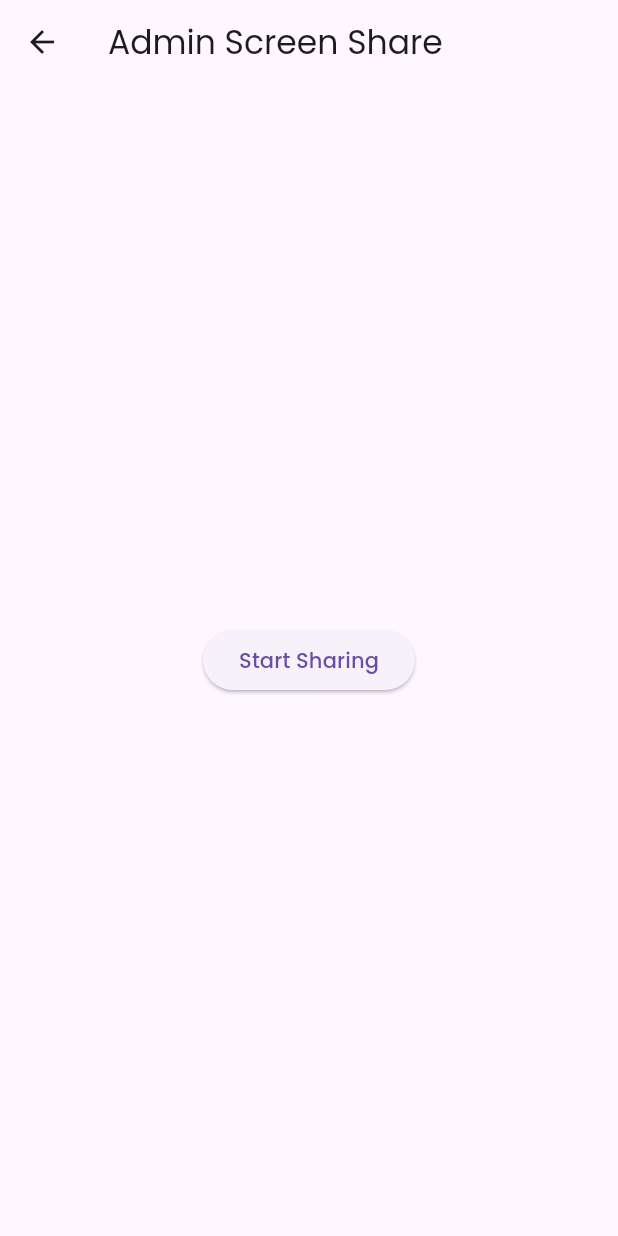
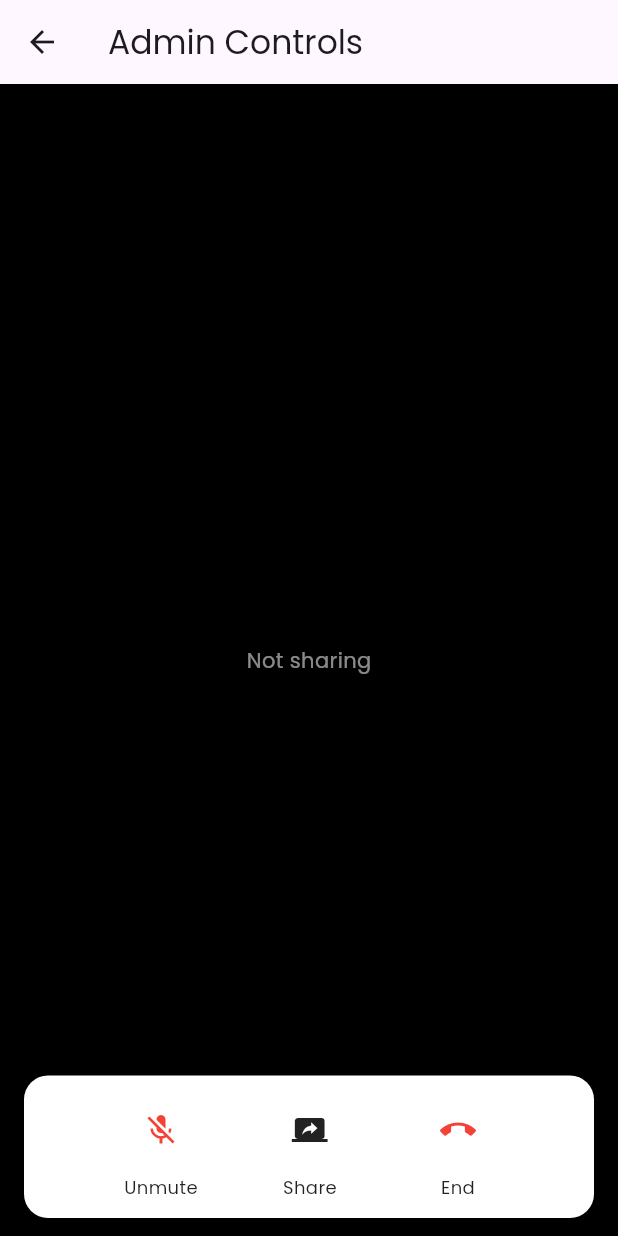
Before and after one commit to masoodblaze/viewmytrade, a Flutter app: the AdminScreenSharePage screen opened by its route, on a phone screen of 412 x 824 dp. Run offline on Flutter 3.47's test engine with Material 3 defaults, Android fonts, the phone set to English and light mode, and no system bars; our stand-ins replace cloud_firestore, firebase_auth, firebase_core, get, google_fonts; missing offline and left inert: flutter_webrtc; accounts and stored records are empty.

Commit message:
Added option to mute and unmute enhanced screenshare ui

```diff
--- a/lib/presentation/pages/admin_screen_share_page.dart
+++ b/lib/presentation/pages/admin_screen_share_page.dart
@@ -1,6 +1,6 @@
-
 import 'package:flutter/material.dart';
 import 'package:get/get.dart';
+import 'package:flutter_webrtc/flutter_webrtc.dart';
 import 'package:viewmytrade/presentation/controllers/screen_share_controller.dart';
 import '../../../data/signaling/signaling_service.dart';
 
@@ -14,47 +14,147 @@ class _AdminScreenSharePageState extends State<AdminScreenSharePage> {
   bool _isSharing = false;
   String? _error;
 
-  void _toggleScreenShare() async {
+  final _localPreview = RTCVideoRenderer();
+
+  @override
+  void initState() {
+    super.initState();
+    _localPreview.initialize();
+  }
+
+  @override
+  void dispose() {
+    _localPreview.dispose();
+    super.dispose();
+  }
+
+  Future<void> _toggleScreenShare() async {
+    try {
       if (_isSharing) {
         await _controller.stopScreenShare();
-      setState(() {
-        _isSharing = false;
+        setState(() => _isSharing = false);
+        _localPreview.srcObject = null;
+      } else {
+        await _controller.startScreenShare();
+        setState(() => _isSharing = true);
+      }
       _error = null;
-      });
-    } else {
-      try {
-        await _controller.startScreenShare();
-        setState(() {
-          _isSharing = true;
-          _error = null;
-        });
     } catch (e) {
-        print('❌ Failed to start screen share: \$e');
-        setState(() {
-          _error = '❌ Screen sharing failed. Check browser permissions.';
-        });
+      setState(() => _error = e.toString());
     }
   }
+
+  void _toggleMic() async {
+    await _controller.toggleMic();
+    setState(() {});
+  }
+
+  Widget _controlButton({
+    required IconData icon,
+    required String label,
+    required VoidCallback onPressed,
+    Color? color,
+    Color? bg,
+    bool selected = false,
+  }) {
+    return Column(
+      mainAxisSize: MainAxisSize.min,
+      children: [
+        Ink(
+          decoration: BoxDecoration(
+            color: bg ?? (selected ? Colors.red.withOpacity(.1) : Colors.white),
+            shape: BoxShape.circle,
+            boxShadow: [BoxShadow(blurRadius: 12, color: Colors.black12)],
+          ),
+          child: IconButton(
+            icon: Icon(icon, color: color ?? (selected ? Colors.red : Colors.black87)),
+            onPressed: onPressed,
+          ),
+        ),
+        const SizedBox(height: 6),
+        Text(label, style: TextStyle(fontSize: 12, color: Colors.black87)),
+      ],
+    );
   }
 
   @override
   Widget build(BuildContext context) {
+    final isMicOn = _controller.isMicEnabled;
+
     return Scaffold(
-      appBar: AppBar(title: Text("Admin Screen Share")),
-      body: Center(
-        child: Column(
-          mainAxisAlignment: MainAxisAlignment.center,
+      appBar: AppBar(title: const Text('Admin Controls')),
+      body: Stack(
         children: [
-            ElevatedButton(
+          // Backdrop / placeholder preview
+          Positioned.fill(
+            child: Container(
+              color: Colors.black,
+              alignment: Alignment.center,
+              child: _isSharing
+                  ? const Text("Sharing in progress…", style: TextStyle(color: Colors.white70))
+                  : const Text("Not sharing", style: TextStyle(color: Colors.white54)),
+            ),
+          ),
+
+          // Bottom control dock (Meet/Teams-like)
+          Align(
+            alignment: Alignment.bottomCenter,
+            child: SafeArea(
+              minimum: const EdgeInsets.symmetric(horizontal: 16, vertical: 12),
+              child: Container(
+                padding: const EdgeInsets.symmetric(horizontal: 16, vertical: 12),
+                decoration: BoxDecoration(
+                  color: Colors.white,
+                  borderRadius: BorderRadius.circular(16),
+                  boxShadow: [BoxShadow(blurRadius: 20, color: Colors.black12)],
+                ),
+                child: Row(
+                  mainAxisAlignment: MainAxisAlignment.spaceEvenly,
+                  children: [
+                    _controlButton(
+                      icon: isMicOn ? Icons.mic : Icons.mic_off,
+                      label: isMicOn ? 'Mute' : 'Unmute',
+                      onPressed: _toggleMic,
+                      color: isMicOn ? Colors.black87 : Colors.red,
+                      selected: !isMicOn,
+                    ),
+                    _controlButton(
+                      icon: _isSharing ? Icons.stop_screen_share : Icons.screen_share,
+                      label: _isSharing ? 'Stop' : 'Share',
                       onPressed: _toggleScreenShare,
-              child: Text(_isSharing ? "Stop Sharing" : "Start Sharing"),
+                      color: _isSharing ? Colors.red : Colors.black87,
+                      selected: _isSharing,
                     ),
-            if (_error != null) Padding(
-              padding: const EdgeInsets.all(12),
-              child: Text(_error!, style: TextStyle(color: Colors.red)),
-            )
+                    _controlButton(
+                      icon: Icons.call_end,
+                      label: 'End',
+                      onPressed: () async {
+                        if (_isSharing) await _controller.stopScreenShare();
+                        if (mounted) setState(() => _isSharing = false);
+                      },
+                      color: Colors.red,
+                    ),
                   ],
                 ),
+              ),
+            ),
+          ),
+
+          if (_error != null)
+            Positioned(
+              left: 16,
+              right: 16,
+              bottom: 96,
+              child: Material(
+                color: Colors.red.shade50,
+                borderRadius: BorderRadius.circular(12),
+                child: Padding(
+                  padding: const EdgeInsets.all(12),
+                  child: Text(_error!, style: TextStyle(color: Colors.red.shade800)),
+                ),
+              ),
+            ),
+        ],
       ),
     );
   }
--- a/lib/presentation/pages/user_watch_page.dart
+++ b/lib/presentation/pages/user_watch_page.dart
@@ -1,4 +1,3 @@
-
 import 'package:flutter/material.dart';
 import 'package:flutter_webrtc/flutter_webrtc.dart';
 import 'package:viewmytrade/presentation/controllers/screen_share_controller.dart';
@@ -10,6 +9,8 @@ class UserWatchPage extends StatefulWidget {
 }
 
 class _UserWatchPageState extends State<UserWatchPage> {
+  // Note: On Web, ensure user interacted with the page to allow autoplay audio.
+  // Some browsers block autoplaying audio until a tap/click occurs.
   final _renderer = RTCVideoRenderer();
   final _controller = ScreenShareController(SignalingService("global-broadcast"));
 
@@ -34,7 +35,7 @@ class _UserWatchPageState extends State<UserWatchPage> {
             _renderer.srcObject = stream;
           });
         } catch (e) {
-          print('Error starting watch: \$e');
+          print('Error starting watch: $e');
         }
       } else if (!active) {
         _isWatching = false;
```
Also changed, not shown: lib/presentation/controllers/screen_share_controller.dart (+48 -10 lines), pubspec.lock. Lines whose indentation alone changed are shown as unchanged.
